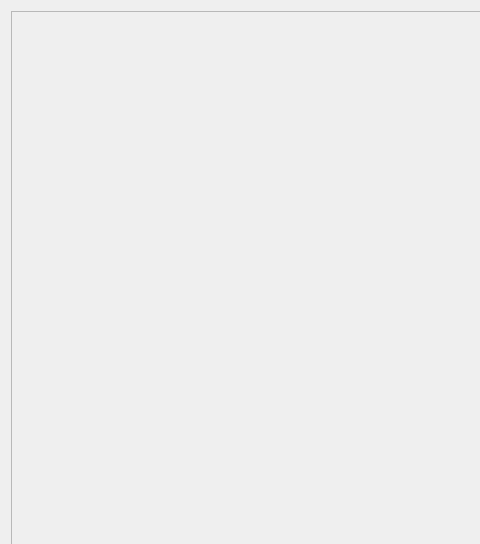
Qt form src/ui/pages/meals_and_beds_page.ui (BeCuber/Turnomatic) before a commit; both pictures show x 0 to 480 and y 0 to 544 of the 1336 by 891 pixel window.
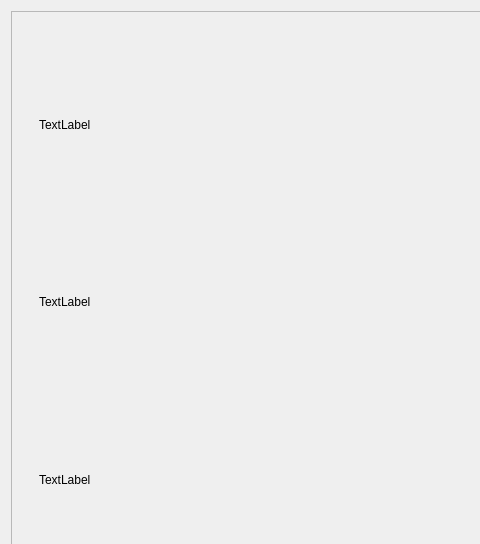
The same form after that commit.

Patch:
```diff
--- a/src/ui/pages/meals_and_beds_page.ui
+++ b/src/ui/pages/meals_and_beds_page.ui
@@ -16,7 +16,7 @@
     <verstretch>0</verstretch>
    </sizepolicy>
   </property>
-  <layout class="QHBoxLayout" name="horizontalLayout">
+  <layout class="QVBoxLayout" name="verticalLayout">
    <item>
     <widget class="QScrollArea" name="scrollArea">
      <property name="widgetResizable">
@@ -31,9 +31,48 @@
         <height>871</height>
        </rect>
       </property>
-      <layout class="QHBoxLayout" name="horizontalLayout_2">
+      <layout class="QVBoxLayout" name="verticalLayout_2" stretch="2,1">
        <item>
-        <widget class="QWidget" name="widgetLeft" native="true">
+        <widget class="QWidget" name="widgetTab" native="true">
+         <property name="sizePolicy">
+          <sizepolicy hsizetype="Expanding" vsizetype="Preferred">
+           <horstretch>0</horstretch>
+           <verstretch>0</verstretch>
+          </sizepolicy>
+         </property>
+         <layout class="QVBoxLayout" name="verticalLayout_7">
+          <item>
+           <widget class="QWidget" name="widgetCard" native="true">
+            <layout class="QVBoxLayout" name="verticalLayout_3">
+             <item>
+              <widget class="QLabel" name="labelDate">
+               <property name="text">
+                <string>TextLabel</string>
+               </property>
+              </widget>
+             </item>
+             <item>
+              <widget class="QLabel" name="labelCount">
+               <property name="text">
+                <string>TextLabel</string>
+               </property>
+              </widget>
+             </item>
+             <item>
+              <widget class="QLabel" name="labelRealVolunteers">
+               <property name="text">
+                <string>TextLabel</string>
+               </property>
+              </widget>
+             </item>
+            </layout>
+           </widget>
+          </item>
+         </layout>
+        </widget>
+       </item>
+       <item>
+        <widget class="QWidget" name="widgetViews" native="true">
          <property name="sizePolicy">
           <sizepolicy hsizetype="Expanding" vsizetype="Preferred">
            <horstretch>0</horstretch>
@@ -43,28 +82,6 @@
          <layout class="QVBoxLayout" name="verticalLayout_4"/>
         </widget>
        </item>
-       <item>
-        <widget class="QWidget" name="widgetCenter" native="true">
-         <property name="sizePolicy">
-          <sizepolicy hsizetype="Expanding" vsizetype="Preferred">
-           <horstretch>0</horstretch>
-           <verstretch>0</verstretch>
-          </sizepolicy>
-         </property>
-         <layout class="QVBoxLayout" name="verticalLayout_7"/>
-        </widget>
-       </item>
-       <item>
-        <widget class="QWidget" name="widgetRight" native="true">
-         <property name="sizePolicy">
-          <sizepolicy hsizetype="Expanding" vsizetype="Preferred">
-           <horstretch>0</horstretch>
-           <verstretch>0</verstretch>
-          </sizepolicy>
-         </property>
-         <layout class="QVBoxLayout" name="verticalLayout_6"/>
-        </widget>
-       </item>
       </layout>
      </widget>
     </widget>
```
